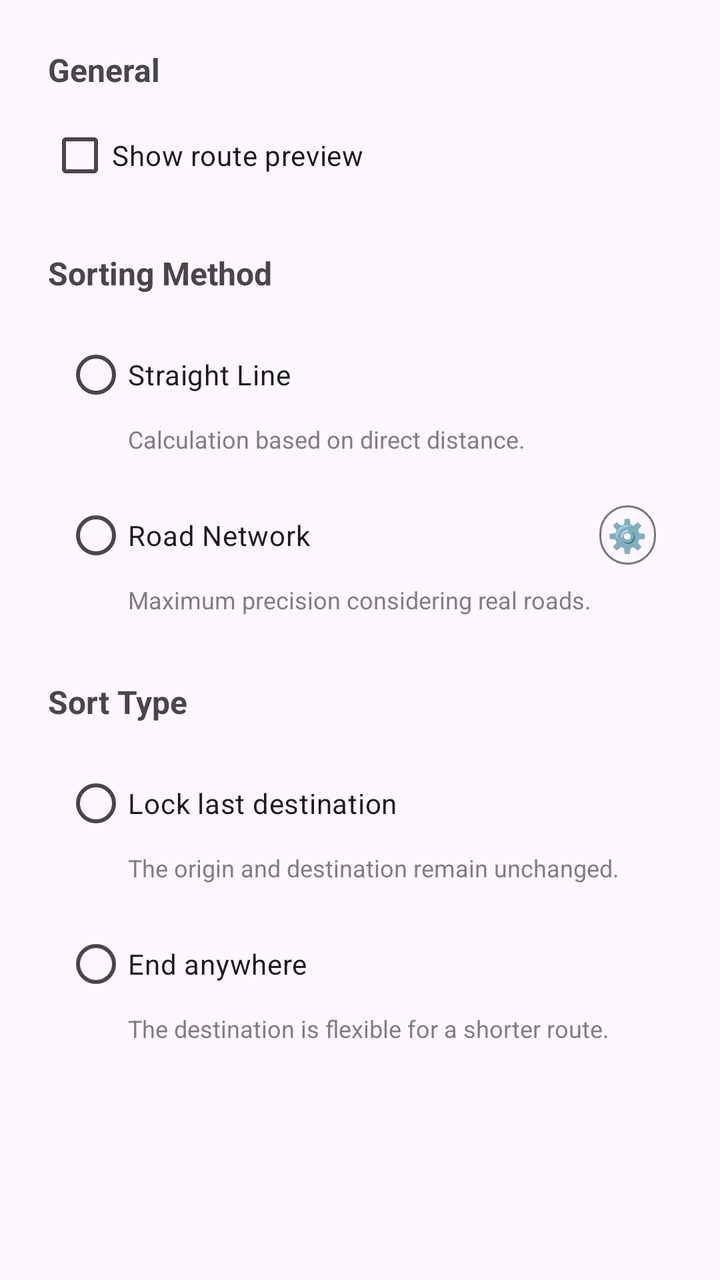
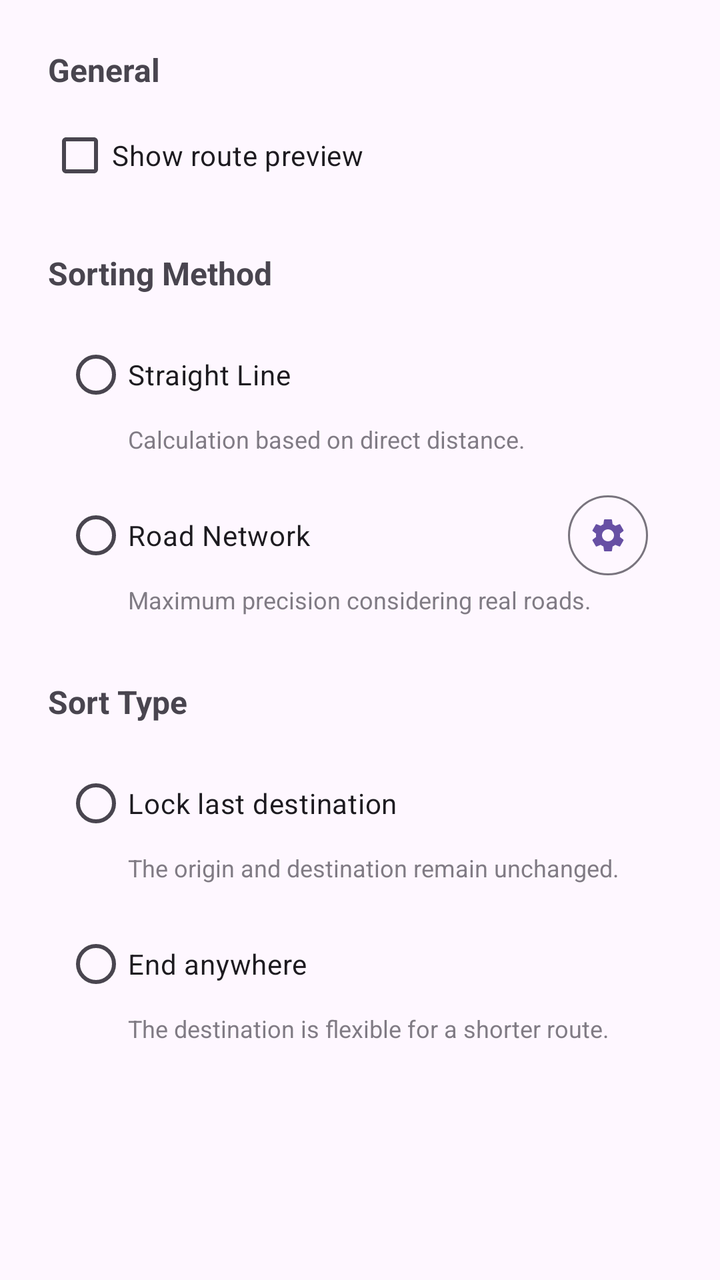

Compare the two renders of this Android layout. The source of the first and the diff that turns it into the second are given below.
<!-- AndroidManifest.xml: application theme Theme.ExtensionsForMaps -->
<!-- res/layout/dialog_settings.xml -->
<?xml version="1.0" encoding="utf-8"?>
<ScrollView xmlns:android="http://schemas.android.com/apk/res/android"
    android:layout_width="match_parent"
    android:layout_height="wrap_content"
    android:scrollbars="vertical">

    <LinearLayout
        android:layout_width="match_parent"
        android:layout_height="wrap_content"
        android:orientation="vertical"
        android:padding="24dp">

        
        <TextView
            android:layout_width="match_parent"
            android:layout_height="wrap_content"
            android:paddingBottom="8dp"
            android:text="@string/settings_section_general"
            android:textSize="16sp"
            android:textStyle="bold" />

        <CheckBox
            android:id="@+id/checkBoxShowPreview"
            android:layout_width="match_parent"
            android:layout_height="wrap_content"
            android:text="@string/settings_show_preview" />

        
        <TextView
            android:layout_width="match_parent"
            android:layout_height="wrap_content"
            android:paddingTop="24dp"
            android:paddingBottom="8dp"
            android:text="@string/settings_section_optimization_method"
            android:textSize="16sp"
            android:textStyle="bold" />

        
        <LinearLayout
            android:id="@+id/layoutHaversine"
            android:layout_width="match_parent"
            android:layout_height="wrap_content"
            android:clickable="true"
            android:focusable="true"
            android:orientation="vertical"
            android:padding="8dp">

            <RadioButton
                android:id="@+id/rbHaversine"
                android:layout_width="match_parent"
                android:layout_height="wrap_content"
                android:clickable="false"
                android:text="@string/settings_method_haversine" />

            <TextView
                android:layout_width="match_parent"
                android:layout_height="wrap_content"
                android:layout_marginStart="32dp"
                android:alpha="0.7"
                android:text="@string/settings_method_haversine_desc"
                android:textSize="12sp" />
        </LinearLayout>

        
        <LinearLayout
            android:id="@+id/layoutOrs"
            android:layout_width="match_parent"
            android:layout_height="wrap_content"
            android:clickable="true"
            android:focusable="true"
            android:orientation="vertical"
            android:padding="8dp">

            <LinearLayout
                android:layout_width="match_parent"
                android:layout_height="wrap_content"
                android:gravity="center_vertical"
                android:orientation="horizontal">

                <RadioButton
                    android:id="@+id/rbOrs"
                    android:layout_width="0dp"
                    android:layout_height="wrap_content"
                    android:layout_weight="1"
                    android:clickable="false"
                    android:text="@string/settings_method_ors" />

                <com.google.android.material.button.MaterialButton
                    android:id="@+id/btnConfigureOrs"
                    style="?attr/materialButtonOutlinedStyle"
                    android:layout_width="wrap_content"
                    android:layout_height="wrap_content"
                    android:layout_marginStart="8dp"
                    android:minWidth="0dp"
                    android:minHeight="0dp"
                    android:padding="4dp"
                    android:text="@string/settings_configure_button_text"
                    android:textSize="16sp" />
            </LinearLayout>

            <TextView
                android:id="@+id/tvOrsDesc"
                android:layout_width="match_parent"
                android:layout_height="wrap_content"
                android:layout_marginStart="32dp"
                android:alpha="0.7"
                android:text="@string/settings_method_ors_desc"
                android:textSize="12sp" />
        </LinearLayout>

        
        <TextView
            android:layout_width="match_parent"
            android:layout_height="wrap_content"
            android:paddingTop="24dp"
            android:paddingBottom="8dp"
            android:text="@string/settings_section_optimization_type"
            android:textSize="16sp"
            android:textStyle="bold" />

        
        <LinearLayout
            android:id="@+id/layoutFixedDest"
            android:layout_width="match_parent"
            android:layout_height="wrap_content"
            android:clickable="true"
            android:focusable="true"
            android:orientation="vertical"
            android:padding="8dp">

            <RadioButton
                android:id="@+id/rbFixedDest"
                android:layout_width="match_parent"
                android:layout_height="wrap_content"
                android:clickable="false"
                android:text="@string/settings_type_fixed_destination" />

            <TextView
                android:layout_width="match_parent"
                android:layout_height="wrap_content"
                android:layout_marginStart="32dp"
                android:alpha="0.7"
                android:text="@string/settings_type_fixed_destination_desc"
                android:textSize="12sp" />
        </LinearLayout>

        
        <LinearLayout
            android:id="@+id/layoutAnyDest"
            android:layout_width="match_parent"
            android:layout_height="wrap_content"
            android:clickable="true"
            android:focusable="true"
            android:orientation="vertical"
            android:padding="8dp">

            <RadioButton
                android:id="@+id/rbAnyDest"
                android:layout_width="match_parent"
                android:layout_height="wrap_content"
                android:clickable="false"
                android:text="@string/settings_type_any_destination" />

            <TextView
                android:layout_width="match_parent"
                android:layout_height="wrap_content"
                android:layout_marginStart="32dp"
                android:alpha="0.7"
                android:text="@string/settings_type_any_destination_desc"
                android:textSize="12sp" />
        </LinearLayout>
    </LinearLayout>
</ScrollView>
<!-- resources referenced by this layout -->
<resources>
  <string name="settings_configure_button_text">⚙️</string>
  <string name="settings_method_haversine">Straight Line</string>
  <string name="settings_method_haversine_desc">Calculation based on direct distance.</string>
  <string name="settings_method_ors">Road Network</string>
  <string name="settings_method_ors_desc">Maximum precision considering real roads.</string>
  <string name="settings_section_general">General</string>
  <string name="settings_section_optimization_method">Sorting Method</string>
  <string name="settings_section_optimization_type">Sort Type</string>
  <string name="settings_show_preview">Show route preview</string>
  <string name="settings_type_any_destination">End anywhere</string>
  <string name="settings_type_any_destination_desc">The destination is flexible for a shorter route.</string>
  <string name="settings_type_fixed_destination">Lock last destination</string>
  <string name="settings_type_fixed_destination_desc">The origin and destination remain unchanged.</string>
  <style name="Theme.ExtensionsForMaps" parent="Base.Theme.ExtensionsForMaps" />
  <style name="Base.Theme.ExtensionsForMaps" parent="Theme.Material3.DayNight">
          
          
      </style>
</resources>

<!-- the commit's change to res/layout/dialog_settings.xml (unified diff, before → after) -->
@@ -1,5 +1,6 @@
 <?xml version="1.0" encoding="utf-8"?>
 <ScrollView xmlns:android="http://schemas.android.com/apk/res/android"
+    xmlns:app="http://schemas.android.com/apk/res-auto"
     android:layout_width="match_parent"
     android:layout_height="wrap_content"
     android:scrollbars="vertical">
@@ -87,15 +88,12 @@
 
                 <com.google.android.material.button.MaterialButton
                     android:id="@+id/btnConfigureOrs"
-                    style="?attr/materialButtonOutlinedStyle"
+                    style="?attr/materialIconButtonOutlinedStyle"
                     android:layout_width="wrap_content"
                     android:layout_height="wrap_content"
                     android:layout_marginStart="8dp"
-                    android:minWidth="0dp"
-                    android:minHeight="0dp"
-                    android:padding="4dp"
-                    android:text="@string/settings_configure_button_text"
-                    android:textSize="16sp" />
+                    app:icon="@drawable/ic_settings"
+                    android:contentDescription="@string/settings_configure_button_content_description" />
             </LinearLayout>
 
             <TextView
<!-- resource entries referenced after the edit -->
@@ -1,6 +1,17 @@
 <!-- resources referenced by this layout -->
 <resources>
-  <string name="settings_configure_button_text">⚙️</string>
+  <!-- drawable ic_settings (drawable) -->
+  <?xml version="1.0" encoding="utf-8"?>
+  <vector xmlns:android="http://schemas.android.com/apk/res/android"
+      android:width="24dp"
+      android:height="24dp"
+      android:viewportWidth="24"
+      android:viewportHeight="24">
+      <path
+          android:fillColor="#FF000000"
+          android:pathData="M19.14,12.94c0.04,-0.3 0.06,-0.61 0.06,-0.94c0,-0.32 -0.02,-0.64 -0.07,-0.94l2.03,-1.58c0.18,-0.14 0.23,-0.41 0.12,-0.61l-1.92,-3.32c-0.12,-0.22 -0.37,-0.29 -0.59,-0.22l-2.39,0.96c-0.5,-0.38 -1.03,-0.7 -1.62,-0.94l-0.36,-2.54c-0.04,-0.24 -0.24,-0.41 -0.48,-0.41l-3.84,0c-0.24,0 -0.43,0.17 -0.47,0.41l-0.36,2.54c-0.59,0.24 -1.13,0.57 -1.62,0.94l-2.39,-0.96c-0.22,-0.08 -0.47,0 -0.59,0.22l-1.92,3.32c-0.12,0.21 -0.07,0.47 0.12,0.61l2.03,1.58c-0.05,0.3 -0.09,0.63 -0.09,0.95s0.02,0.64 0.07,0.94l-2.03,1.58c-0.18,0.14 -0.23,0.41 -0.12,0.61l1.92,3.32c0.12,0.22 0.37,0.29 0.59,0.22l2.39,-0.96c0.5,0.38 1.03,0.7 1.62,0.94l0.36,2.54c0.05,0.24 0.24,0.41 0.48,0.41l3.84,0c0.24,0 0.44,-0.17 0.47,-0.41l0.36,-2.54c0.59,-0.24 1.13,-0.56 1.62,-0.94l2.39,0.96c0.22,0.08 0.47,0 0.59,-0.22l1.92,-3.32c0.12,-0.22 0.07,-0.47 -0.12,-0.61l-2.01,-1.58zM12,15.6c-1.98,0 -3.6,-1.62 -3.6,-3.6s1.62,-3.6 3.6,-3.6s3.6,1.62 3.6,3.6s-1.62,3.6 -3.6,3.6z"/>
+  </vector>
+  <string name="settings_configure_button_content_description">Configure OpenRouteService API key</string>
   <string name="settings_method_haversine">Straight Line</string>
   <string name="settings_method_haversine_desc">Calculation based on direct distance.</string>
   <string name="settings_method_ors">Road Network</string>
